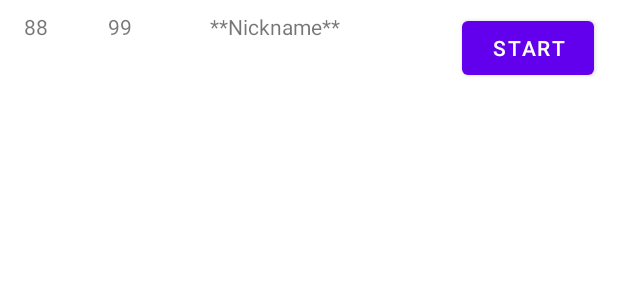
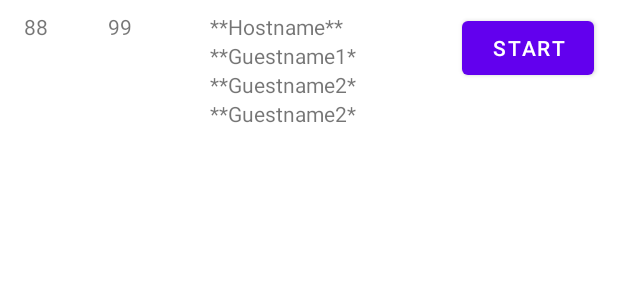
Before and after one commit to emach47/Chatter1, an Android app: the layout session_one.xml on its own in the app's theme, with its tools: preview values and no code run, on a phone screen of 412 x 824 dp. Shown: the top 300 px of the screen. Run offline under Robolectric (Android 15) with nearby library versions, the phone set to English and light mode, and no system bars; network calls fail.

Commit message:
V0.10 BR01-01 RecyclerView now shows Guests in each Session.

```diff
--- a/app/src/main/java/com/example/chatter1/MainActivity.kt
+++ b/app/src/main/java/com/example/chatter1/MainActivity.kt
@@ -276,7 +276,7 @@ class MainActivity : AppCompatActivity() {
                     //..... Any Guest still connected?
                     val iGuests = netViewModel.countGuests()
 //                    if (iGuests > 0) {
-//                    //    .....Confirm if it is OK to shown down this sesstion
+//                    //    ..... Confirm if it is OK to shut down this session
 //                    //    ..... Start the confirmation activity
 //                    }
                     // else {
--- a/app/src/main/java/com/example/chatter1/SessionViewHolder.kt
+++ b/app/src/main/java/com/example/chatter1/SessionViewHolder.kt
@@ -13,6 +13,7 @@ class SessionViewHolder (itemView: View): RecyclerView.ViewHolder (itemView) {
     var textSessionGroup: TextView? = null
     var textSessionMembers: TextView? = null
     var textSessionHostName: TextView? = null
+    var textSessionGuestName = Array<TextView?>(MAX_GUESTS) {null}
     var buttonSessionAction: Button? = null
 
     init {
@@ -23,6 +24,9 @@ class SessionViewHolder (itemView: View): RecyclerView.ViewHolder (itemView) {
         textSessionGroup = itemView.textSessionGroup
         textSessionMembers = itemView.textSessionMembers
         textSessionHostName = itemView.textSessionHostName
+        textSessionGuestName[0] = itemView.textSessionGuestName1
+        textSessionGuestName[1] = itemView.textSessionGuestName2
+        textSessionGuestName[2] = itemView.textSessionGuestName3
         buttonSessionAction = itemView.buttonSessionAction
     }
 }
--- a/app/src/main/res/layout/session_one.xml
+++ b/app/src/main/res/layout/session_one.xml
@@ -30,9 +30,33 @@
         android:layout_width="100dp"
         android:layout_height="wrap_content"
         android:layout_marginStart="8dp"
-        android:text="**Nickname**"
+        android:text="**Hostname**"
         app:layout_constraintStart_toEndOf="@+id/textSessionMembers"
         app:layout_constraintTop_toTopOf="@+id/textSessionMembers" />
+
+    <TextView
+        android:id="@+id/textSessionGuestName1"
+        android:layout_width="wrap_content"
+        android:layout_height="wrap_content"
+        android:text="**Guestname1*"
+        app:layout_constraintStart_toStartOf="@+id/textSessionHostName"
+        app:layout_constraintTop_toBottomOf="@+id/textSessionHostName" />
+
+    <TextView
+        android:id="@+id/textSessionGuestName2"
+        android:layout_width="wrap_content"
+        android:layout_height="wrap_content"
+        android:text="**Guestname2*"
+        app:layout_constraintStart_toStartOf="@+id/textSessionHostName"
+        app:layout_constraintTop_toBottomOf="@+id/textSessionGuestName1" />
+
+    <TextView
+        android:id="@+id/textSessionGuestName3"
+        android:layout_width="wrap_content"
+        android:layout_height="wrap_content"
+        android:text="**Guestname2*"
+        app:layout_constraintStart_toStartOf="@+id/textSessionHostName"
+        app:layout_constraintTop_toBottomOf="@+id/textSessionGuestName2" />
 
     <Button
         android:id="@+id/buttonSessionAction"
```
Also changed, not shown: app/src/main/java/com/example/chatter1/ChatterConstants.kt (+5 -3 lines), app/src/main/java/com/example/chatter1/NetViewModel.kt (+90 -39 lines), app/src/main/java/com/example/chatter1/SessionRecyclerViewAdapter.kt (+11 -0 lines).
